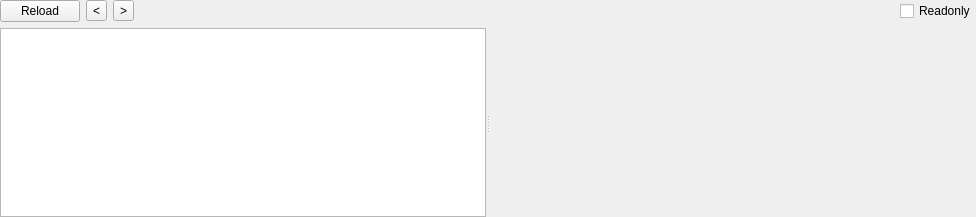
This is MSDOS/msdoswidget.ui in horsicq/FormatWidgets as Qt 5 draws it before an edit. The edited form follows.
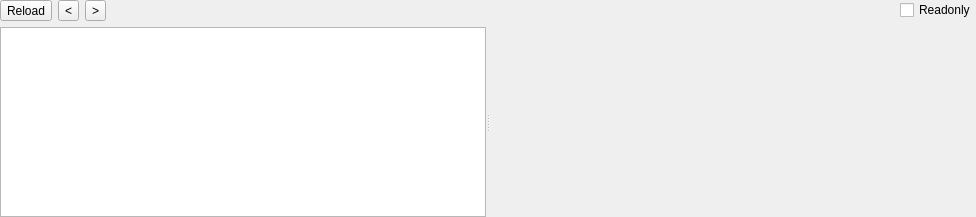
This is the edited form. Custom widgets are drawn as their Qt base class.

The edit to the form file:
```diff
--- a/MSDOS/msdoswidget.ui
+++ b/MSDOS/msdoswidget.ui
@@ -32,7 +32,7 @@
       <enum>QLayout::SetDefaultConstraint</enum>
      </property>
      <item>
-      <widget class="QPushButton" name="pushButtonReload">
+      <widget class="QToolButton" name="toolButtonReload">
        <property name="text">
         <string>Reload</string>
        </property>
```
